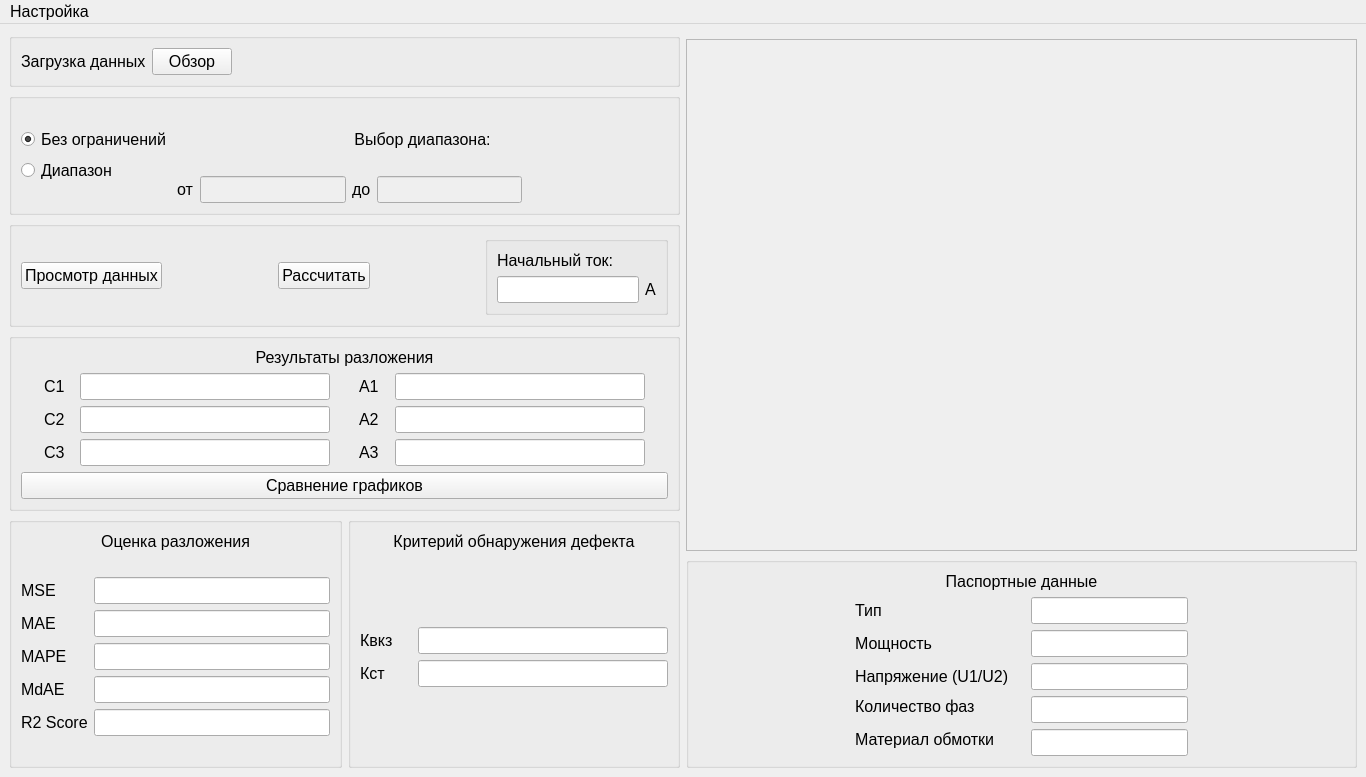
This is ui/qt_ui/ui_mainwindow.ui in RuslanUsmanov/transformator_decomposer as Qt 5 draws it before an edit. The edited form follows.
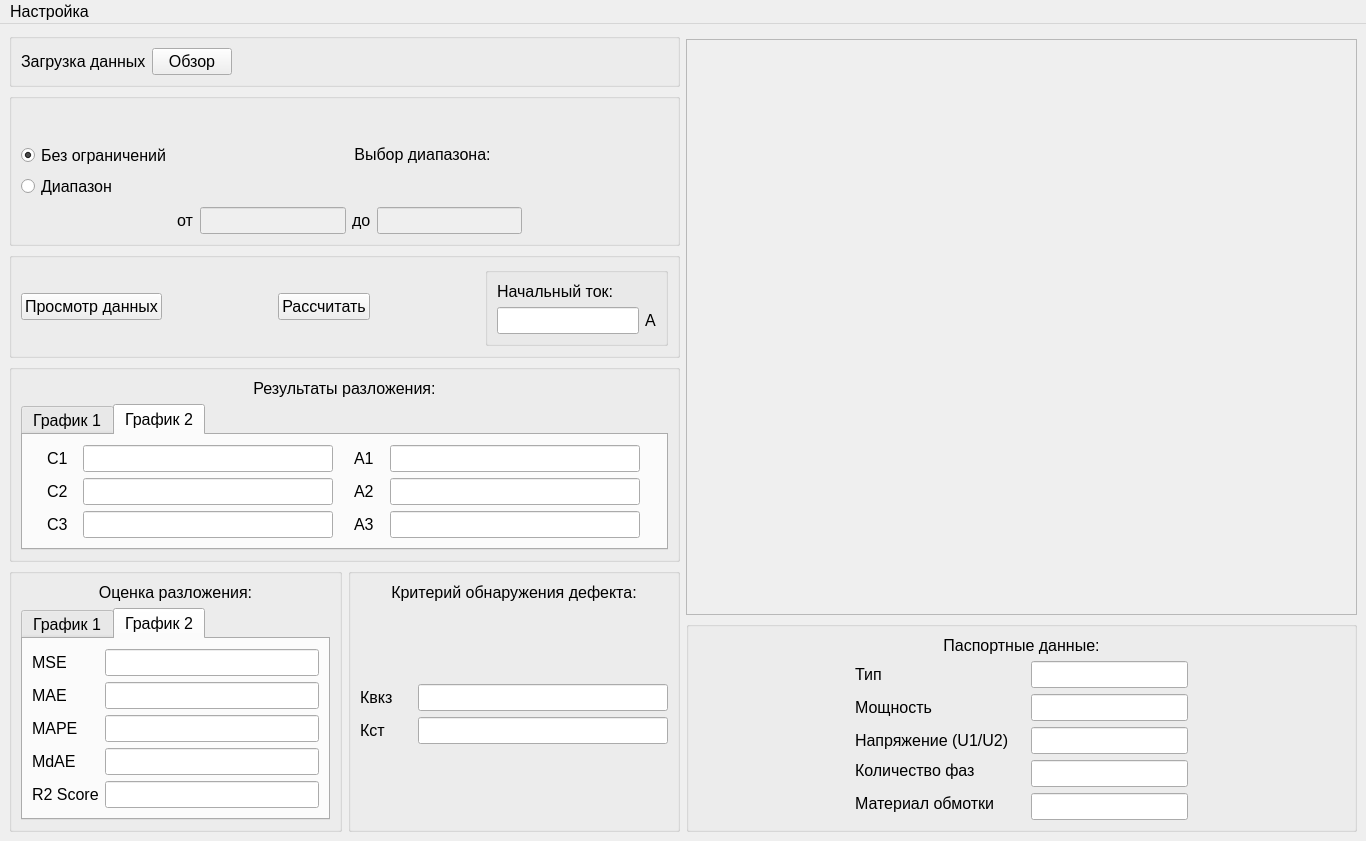
This is the edited form.

Commit message: Оказывается надо два набора данных обрабатывать за раз

```diff
--- a/ui/qt_ui/ui_mainwindow.ui
+++ b/ui/qt_ui/ui_mainwindow.ui
@@ -7,7 +7,7 @@
     <x>0</x>
     <y>0</y>
     <width>1366</width>
-    <height>777</height>
+    <height>841</height>
    </rect>
   </property>
   <property name="sizePolicy">
@@ -305,13 +305,23 @@
          <item>
           <widget class="QLabel" name="label_7">
            <property name="text">
-            <string>Результаты разложения</string>
+            <string>Результаты разложения:</string>
            </property>
            <property name="alignment">
             <set>Qt::AlignmentFlag::AlignCenter</set>
            </property>
           </widget>
          </item>
+         <item>
+          <widget class="QTabWidget" name="decomp_tabwidget">
+           <property name="currentIndex">
+            <number>1</number>
+           </property>
+           <widget class="QWidget" name="tab_1">
+            <attribute name="title">
+             <string>График 1</string>
+            </attribute>
+            <layout class="QVBoxLayout" name="verticalLayout_9">
          <item>
           <layout class="QGridLayout" name="gridLayout">
            <item row="2" column="0">
@@ -496,23 +506,199 @@
            </item>
           </layout>
          </item>
+            </layout>
+           </widget>
+           <widget class="QWidget" name="tab_2">
+            <attribute name="title">
+             <string>График 2</string>
+            </attribute>
+            <layout class="QVBoxLayout" name="verticalLayout_11">
          <item>
-          <widget class="QPushButton" name="compare_pushbutton">
-           <property name="enabled">
+              <layout class="QGridLayout" name="gridLayout_6">
+               <item row="0" column="1">
+                <layout class="QHBoxLayout" name="horizontalLayout_22">
+                 <item>
+                  <widget class="QLabel" name="label_34">
+                   <property name="maximumSize">
+                    <size>
+                     <width>30</width>
+                     <height>16777215</height>
+                    </size>
+                   </property>
+                   <property name="text">
+                    <string>A1</string>
+                   </property>
+                  </widget>
+                 </item>
+                 <item>
+                  <widget class="QLineEdit" name="a1_lineedit_2">
+                   <property name="maximumSize">
+                    <size>
+                     <width>250</width>
+                     <height>16777215</height>
+                    </size>
+                   </property>
+                   <property name="readOnly">
             <bool>true</bool>
            </property>
+                  </widget>
+                 </item>
+                </layout>
+               </item>
+               <item row="2" column="0">
+                <layout class="QHBoxLayout" name="horizontalLayout_18">
+                 <item>
+                  <widget class="QLabel" name="label_29">
+                   <property name="maximumSize">
+                    <size>
+                     <width>30</width>
+                     <height>16777215</height>
+                    </size>
+                   </property>
            <property name="text">
-            <string>Сравнение графиков</string>
-           </property>
-           <property name="autoDefault">
-            <bool>false</bool>
-           </property>
-           <property name="default">
-            <bool>false</bool>
-           </property>
-           <property name="flat">
-            <bool>false</bool>
-           </property>
+                    <string>C3</string>
+                   </property>
+                  </widget>
+                 </item>
+                 <item>
+                  <widget class="QLineEdit" name="c3_lineedit_2">
+                   <property name="maximumSize">
+                    <size>
+                     <width>250</width>
+                     <height>16777215</height>
+                    </size>
+                   </property>
+                   <property name="readOnly">
+                    <bool>true</bool>
+                   </property>
+                  </widget>
+                 </item>
+                </layout>
+               </item>
+               <item row="0" column="0">
+                <layout class="QHBoxLayout" name="horizontalLayout_9">
+                 <item>
+                  <widget class="QLabel" name="label_30">
+                   <property name="maximumSize">
+                    <size>
+                     <width>30</width>
+                     <height>16777215</height>
+                    </size>
+                   </property>
+                   <property name="text">
+                    <string>C1</string>
+                   </property>
+                  </widget>
+                 </item>
+                 <item>
+                  <widget class="QLineEdit" name="c1_lineedit_2">
+                   <property name="maximumSize">
+                    <size>
+                     <width>250</width>
+                     <height>16777215</height>
+                    </size>
+                   </property>
+                   <property name="readOnly">
+                    <bool>true</bool>
+                   </property>
+                  </widget>
+                 </item>
+                </layout>
+               </item>
+               <item row="1" column="1">
+                <layout class="QHBoxLayout" name="horizontalLayout_21">
+                 <item>
+                  <widget class="QLabel" name="label_33">
+                   <property name="maximumSize">
+                    <size>
+                     <width>30</width>
+                     <height>16777215</height>
+                    </size>
+                   </property>
+                   <property name="text">
+                    <string>A2</string>
+                   </property>
+                  </widget>
+                 </item>
+                 <item>
+                  <widget class="QLineEdit" name="a2_lineedit_2">
+                   <property name="maximumSize">
+                    <size>
+                     <width>250</width>
+                     <height>16777215</height>
+                    </size>
+                   </property>
+                   <property name="readOnly">
+                    <bool>true</bool>
+                   </property>
+                  </widget>
+                 </item>
+                </layout>
+               </item>
+               <item row="1" column="0">
+                <layout class="QHBoxLayout" name="horizontalLayout_19">
+                 <item>
+                  <widget class="QLabel" name="label_31">
+                   <property name="maximumSize">
+                    <size>
+                     <width>30</width>
+                     <height>16777215</height>
+                    </size>
+                   </property>
+                   <property name="text">
+                    <string>C2</string>
+                   </property>
+                  </widget>
+                 </item>
+                 <item>
+                  <widget class="QLineEdit" name="c2_lineedit_2">
+                   <property name="maximumSize">
+                    <size>
+                     <width>250</width>
+                     <height>16777215</height>
+                    </size>
+                   </property>
+                   <property name="readOnly">
+                    <bool>true</bool>
+                   </property>
+                  </widget>
+                 </item>
+                </layout>
+               </item>
+               <item row="2" column="1">
+                <layout class="QHBoxLayout" name="horizontalLayout_20">
+                 <item>
+                  <widget class="QLabel" name="label_32">
+                   <property name="maximumSize">
+                    <size>
+                     <width>30</width>
+                     <height>16777215</height>
+                    </size>
+                   </property>
+                   <property name="text">
+                    <string>A3</string>
+                   </property>
+                  </widget>
+                 </item>
+                 <item>
+                  <widget class="QLineEdit" name="a3_lineedit_2">
+                   <property name="maximumSize">
+                    <size>
+                     <width>250</width>
+                     <height>16777215</height>
+                    </size>
+                   </property>
+                   <property name="readOnly">
+                    <bool>true</bool>
+                   </property>
+                  </widget>
+                 </item>
+                </layout>
+               </item>
+              </layout>
+             </item>
+            </layout>
+           </widget>
           </widget>
          </item>
         </layout>
@@ -529,7 +715,7 @@
            <item>
             <widget class="QLabel" name="label_25">
              <property name="text">
-              <string>Оценка разложения</string>
+              <string>Оценка разложения:</string>
              </property>
              <property name="alignment">
               <set>Qt::AlignmentFlag::AlignHCenter|Qt::AlignmentFlag::AlignTop</set>
@@ -537,18 +723,15 @@
             </widget>
            </item>
            <item>
-            <spacer name="verticalSpacer_5">
-             <property name="orientation">
-              <enum>Qt::Orientation::Vertical</enum>
+            <widget class="QTabWidget" name="metrics_tabwidget">
+             <property name="currentIndex">
+              <number>1</number>
              </property>
-             <property name="sizeHint" stdset="0">
-              <size>
-               <width>20</width>
-               <height>40</height>
-              </size>
-             </property>
-            </spacer>
-           </item>
+             <widget class="QWidget" name="metrics_tab_1">
+              <attribute name="title">
+               <string>График 1</string>
+              </attribute>
+              <layout class="QVBoxLayout" name="verticalLayout_12">
            <item>
             <layout class="QGridLayout" name="gridLayout_2">
              <item row="0" column="0">
@@ -683,18 +866,150 @@
              </item>
             </layout>
            </item>
+              </layout>
+             </widget>
+             <widget class="QWidget" name="metrics_tab_2">
+              <attribute name="title">
+               <string>График 2</string>
+              </attribute>
+              <layout class="QVBoxLayout" name="verticalLayout_13">
            <item>
-            <spacer name="verticalSpacer_6">
-             <property name="orientation">
-              <enum>Qt::Orientation::Vertical</enum>
-             </property>
-             <property name="sizeHint" stdset="0">
+                <layout class="QGridLayout" name="gridLayout_7">
+                 <item row="0" column="0">
+                  <widget class="QLabel" name="label_35">
+                   <property name="maximumSize">
+                    <size>
+                     <width>75</width>
+                     <height>16777215</height>
+                    </size>
+                   </property>
+                   <property name="text">
+                    <string>MSE</string>
+                   </property>
+                  </widget>
+                 </item>
+                 <item row="0" column="1">
+                  <widget class="QLineEdit" name="mse_lineedit_2">
+                   <property name="maximumSize">
               <size>
-               <width>20</width>
-               <height>40</height>
-              </size>
-             </property>
-            </spacer>
+                     <width>250</width>
+                     <height>16777215</height>
+                    </size>
+                   </property>
+                   <property name="readOnly">
+                    <bool>true</bool>
+                   </property>
+                  </widget>
+                 </item>
+                 <item row="1" column="0">
+                  <widget class="QLabel" name="label_36">
+                   <property name="maximumSize">
+                    <size>
+                     <width>75</width>
+                     <height>16777215</height>
+                    </size>
+                   </property>
+                   <property name="text">
+                    <string>MAE</string>
+                   </property>
+                  </widget>
+                 </item>
+                 <item row="1" column="1">
+                  <widget class="QLineEdit" name="mae_lineedit_2">
+                   <property name="maximumSize">
+                    <size>
+                     <width>250</width>
+                     <height>16777215</height>
+                    </size>
+                   </property>
+                   <property name="readOnly">
+                    <bool>true</bool>
+                   </property>
+                  </widget>
+                 </item>
+                 <item row="2" column="0">
+                  <widget class="QLabel" name="label_37">
+                   <property name="maximumSize">
+                    <size>
+                     <width>75</width>
+                     <height>16777215</height>
+                    </size>
+                   </property>
+                   <property name="text">
+                    <string>MAPE</string>
+                   </property>
+                  </widget>
+                 </item>
+                 <item row="2" column="1">
+                  <widget class="QLineEdit" name="mape_lineedit_2">
+                   <property name="maximumSize">
+                    <size>
+                     <width>250</width>
+                     <height>16777215</height>
+                    </size>
+                   </property>
+                   <property name="readOnly">
+                    <bool>true</bool>
+                   </property>
+                  </widget>
+                 </item>
+                 <item row="3" column="0">
+                  <widget class="QLabel" name="label_38">
+                   <property name="maximumSize">
+                    <size>
+                     <width>75</width>
+                     <height>16777215</height>
+                    </size>
+                   </property>
+                   <property name="text">
+                    <string>MdAE</string>
+                   </property>
+                  </widget>
+                 </item>
+                 <item row="3" column="1">
+                  <widget class="QLineEdit" name="mdae_linedit_2">
+                   <property name="maximumSize">
+                    <size>
+                     <width>250</width>
+                     <height>16777215</height>
+                    </size>
+                   </property>
+                   <property name="readOnly">
+                    <bool>true</bool>
+                   </property>
+                  </widget>
+                 </item>
+                 <item row="4" column="0">
+                  <widget class="QLabel" name="label_39">
+                   <property name="maximumSize">
+                    <size>
+                     <width>75</width>
+                     <height>16777215</height>
+                    </size>
+                   </property>
+                   <property name="text">
+                    <string>R2 Score</string>
+                   </property>
+                  </widget>
+                 </item>
+                 <item row="4" column="1">
+                  <widget class="QLineEdit" name="r2_lineedit_2">
+                   <property name="maximumSize">
+                    <size>
+                     <width>250</width>
+                     <height>16777215</height>
+                    </size>
+                   </property>
+                   <property name="readOnly">
+                    <bool>true</bool>
+                   </property>
+                  </widget>
+                 </item>
+                </layout>
+               </item>
+              </layout>
+             </widget>
+            </widget>
            </item>
           </layout>
          </widget>
@@ -708,7 +1023,7 @@
            <item>
             <widget class="QLabel" name="label_26">
              <property name="text">
-              <string>Критерий обнаружения дефекта</string>
+              <string>Критерий обнаружения дефекта:</string>
              </property>
              <property name="alignment">
               <set>Qt::AlignmentFlag::AlignHCenter|Qt::AlignmentFlag::AlignTop</set>
@@ -819,7 +1134,7 @@
        <item>
         <widget class="QLabel" name="label_9">
          <property name="text">
-          <string>Паспортные данные</string>
+          <string>Паспортные данные:</string>
          </property>
          <property name="alignment">
           <set>Qt::AlignmentFlag::AlignHCenter|Qt::AlignmentFlag::AlignTop</set>
```
Left out of the diff: 56 changed lines with no effect on the pictures. Lines whose indentation alone changed are shown as unchanged. The commit also changes 1 other file.
